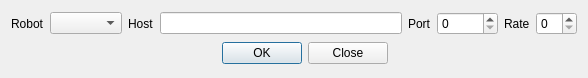
krishauser/Klampt, file Main/SimTestQt/connectserial.ui: the form before one commit.
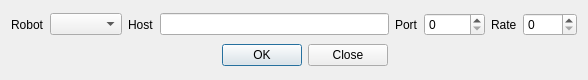
The form after the commit.

Commit message: serial controller gui implemented

```diff
--- a/Main/SimTestQt/connectserial.ui
+++ b/Main/SimTestQt/connectserial.ui
@@ -7,7 +7,7 @@
     <x>0</x>
     <y>0</y>
     <width>588</width>
-    <height>78</height>
+    <height>80</height>
    </rect>
   </property>
   <property name="windowTitle">
@@ -56,7 +56,11 @@
     </widget>
    </item>
    <item row="0" column="7">
-    <widget class="QSpinBox" name="spn_rate"/>
+    <widget class="QSpinBox" name="spn_rate">
+     <property name="maximum">
+      <number>1000</number>
+     </property>
+    </widget>
    </item>
    <item row="1" column="0" colspan="8">
     <layout class="QHBoxLayout" name="horizontalLayout">
```
Left out of the diff: 21 changed lines with no effect on the pictures. The commit also changes 4 other files.
